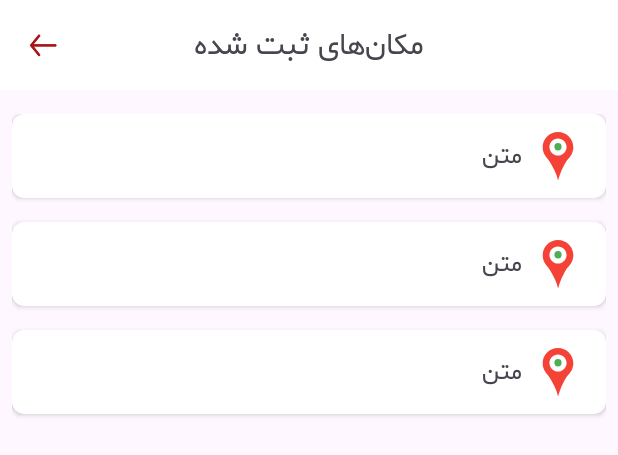
After one commit to Moradix96/SinaMap, an Android app: the layout activity_places.xml on its own in the app's theme, with its tools: preview values and no code run, on a phone screen of 412 x 824 dp. The commit adds this screen. Shown: the top 455 px of the screen. Run offline under Robolectric (Android 15) with nearby library versions, the phone set to English and light mode, and no system bars; network calls fail.

Commit message:
Implemented places activity and sqlite db

```diff
--- a/app/src/main/AndroidManifest.xml
+++ b/app/src/main/AndroidManifest.xml
@@ -32,6 +32,9 @@
                 <category android:name="android.intent.category.LAUNCHER" />
             </intent-filter>
         </activity>
+        <activity
+            android:name=".PlacesActivity"
+            android:exported="true"></activity>
     </application>
 
 </manifest>
--- /dev/null
+++ b/app/src/main/res/layout/activity_places.xml
@@ -0,0 +1,87 @@
+<?xml version="1.0" encoding="utf-8"?>
+<androidx.constraintlayout.widget.ConstraintLayout xmlns:android="http://schemas.android.com/apk/res/android"
+    xmlns:app="http://schemas.android.com/apk/res-auto"
+    xmlns:tools="http://schemas.android.com/tools"
+    android:layout_width="match_parent"
+    android:layout_height="match_parent"
+    tools:context=".PlacesActivity">
+
+    <com.google.android.material.appbar.AppBarLayout
+        android:id="@+id/appBar"
+        android:layout_width="match_parent"
+        android:layout_height="60dp"
+        app:layout_constraintTop_toTopOf="parent">
+
+        <androidx.appcompat.widget.Toolbar
+            android:id="@+id/toolbar"
+            android:layout_width="match_parent"
+            android:layout_height="match_parent"
+            android:background="@null"
+            app:contentInsetEnd="0dp"
+            app:contentInsetLeft="0dp"
+            app:contentInsetRight="0dp"
+            app:contentInsetStart="0dp">
+
+            <androidx.constraintlayout.widget.ConstraintLayout
+                android:layout_width="match_parent"
+                android:layout_height="match_parent">
+
+                <androidx.constraintlayout.widget.ConstraintLayout
+                    android:id="@+id/mainTopButtonsBox"
+                    android:layout_width="match_parent"
+                    android:layout_height="match_parent"
+                    android:background="@color/white"
+                    android:orientation="horizontal"
+                    app:layout_constraintBottom_toBottomOf="parent"
+                    app:layout_constraintTop_toTopOf="parent">
+
+                    <TextView
+                        android:id="@+id/topTitle"
+                        android:layout_width="wrap_content"
+                        android:layout_height="wrap_content"
+                        android:layout_marginTop="15dp"
+                        android:layout_marginBottom="15dp"
+                        android:text="مکان‌های ثبت شده"
+                        android:textSize="20sp"
+                        app:layout_constraintBottom_toBottomOf="parent"
+                        app:layout_constraintEnd_toEndOf="parent"
+                        app:layout_constraintStart_toStartOf="parent"
+                        app:layout_constraintTop_toTopOf="parent"
+                        tools:ignore="RtlSymmetry" />
+
+                    <androidx.appcompat.widget.AppCompatImageButton
+                        android:id="@+id/btn_back"
+                        android:layout_width="38dp"
+                        android:layout_height="38dp"
+                        android:layout_marginStart="10dp"
+                        android:background="@null"
+                        android:padding="10dp"
+                        android:scaleType="fitCenter"
+                        android:src="@drawable/ic_back_page"
+                        app:layout_constraintBottom_toBottomOf="parent"
+                        app:layout_constraintStart_toStartOf="parent"
+                        app:layout_constraintTop_toTopOf="parent"
+                        app:tint="#AA1616" />
+
+                </androidx.constraintlayout.widget.ConstraintLayout>
+
+            </androidx.constraintlayout.widget.ConstraintLayout>
+
+        </androidx.appcompat.widget.Toolbar>
+
+    </com.google.android.material.appbar.AppBarLayout>
+
+    <androidx.recyclerview.widget.RecyclerView
+        android:id="@+id/rv"
+        android:layout_width="match_parent"
+        android:layout_height="0dp"
+        android:layout_marginHorizontal="8dp"
+        android:paddingVertical="16dp"
+        app:layoutManager="androidx.recyclerview.widget.LinearLayoutManager"
+        app:layout_constraintBottom_toBottomOf="parent"
+        app:layout_constraintEnd_toEndOf="parent"
+        app:layout_constraintStart_toStartOf="parent"
+        app:layout_constraintTop_toBottomOf="@id/appBar"
+        tools:listitem="@layout/item_place" />
+
+</androidx.constraintlayout.widget.ConstraintLayout>
--- /dev/null
+++ b/app/src/main/res/layout/item_place.xml
@@ -0,0 +1,49 @@
+<?xml version="1.0" encoding="utf-8"?>
+<androidx.cardview.widget.CardView xmlns:android="http://schemas.android.com/apk/res/android"
+    xmlns:app="http://schemas.android.com/apk/res-auto"
+    xmlns:tools="http://schemas.android.com/tools"
+    android:layout_width="match_parent"
+    android:layout_height="wrap_content"
+    android:layout_marginBottom="16dp"
+    android:background="?selectableItemBackground"
+    android:clickable="true"
+    android:focusable="true"
+    android:gravity="right"
+    android:orientation="horizontal"
+    app:cardCornerRadius="8dp"
+    app:cardElevation="2dp"
+    tools:layoutDirection="rtl"
+    tools:textDirection="rtl"
+
+    >
+
+    <LinearLayout
+        android:layout_width="match_parent"
+        android:layout_height="match_parent"
+        android:layout_marginStart="8dp"
+        android:gravity="center_vertical|right"
+        android:layoutDirection="rtl"
+        android:orientation="horizontal"
+        android:paddingHorizontal="8dp"
+        android:paddingVertical="12dp"
+        android:textDirection="rtl">
+
+        <ImageView
+            android:id="@+id/iv"
+            android:layout_width="32dp"
+            android:layout_height="32dp"
+            android:adjustViewBounds="true"
+            android:scaleType="centerCrop"
+            android:src="@drawable/map_pin_svgrepo_com" />
+
+        <TextView
+            android:id="@+id/tvName"
+            android:layout_width="wrap_content"
+            android:layout_height="wrap_content"
+            android:layout_marginStart="8dp"
+            android:text="متن"
+            android:textSize="16sp" />
+
+    </LinearLayout>
+
+</androidx.cardview.widget.CardView>
```
Also changed, not shown: app/src/main/java/ir/co/holoo/sinamap/DBHelper.java (added, +127 -0 lines), app/src/main/java/ir/co/holoo/sinamap/DBHelper2.java (added, +32 -0 lines), app/src/main/java/ir/co/holoo/sinamap/MainActivity.kt (+73 -2 lines), app/src/main/java/ir/co/holoo/sinamap/PlacesActivity.kt (added, +45 -0 lines), app/src/main/java/ir/co/holoo/sinamap/adapter/PlacesAdapter.java (added, +57 -0 lines), app/src/main/java/ir/co/holoo/sinamap/model/Place.kt (added, +8 -0 lines), 1 other file.
